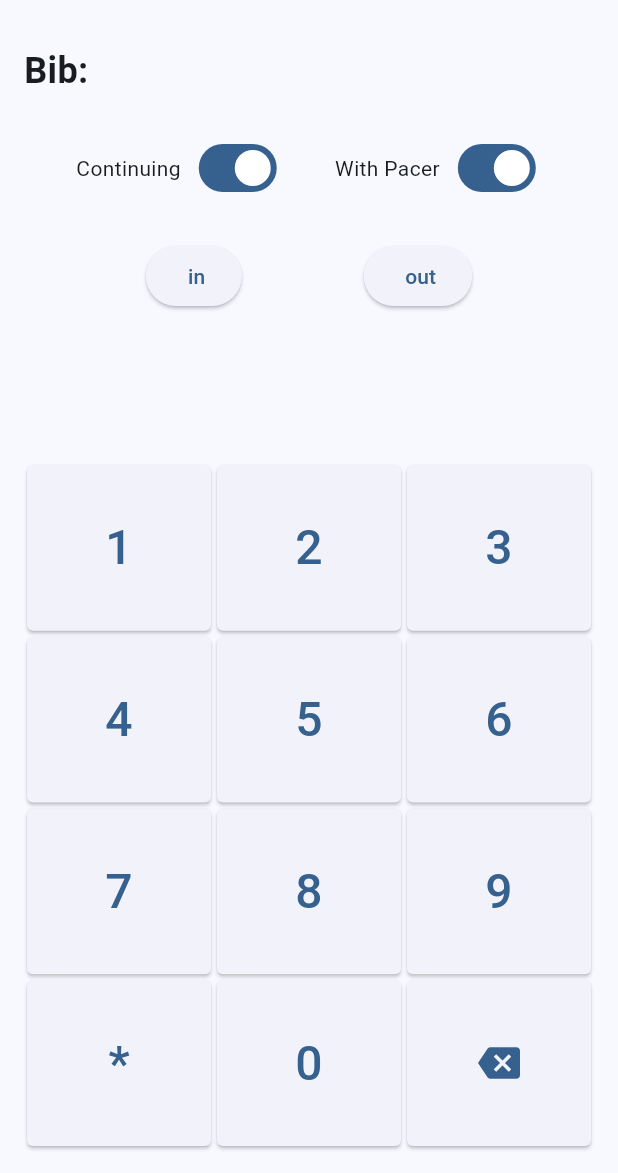
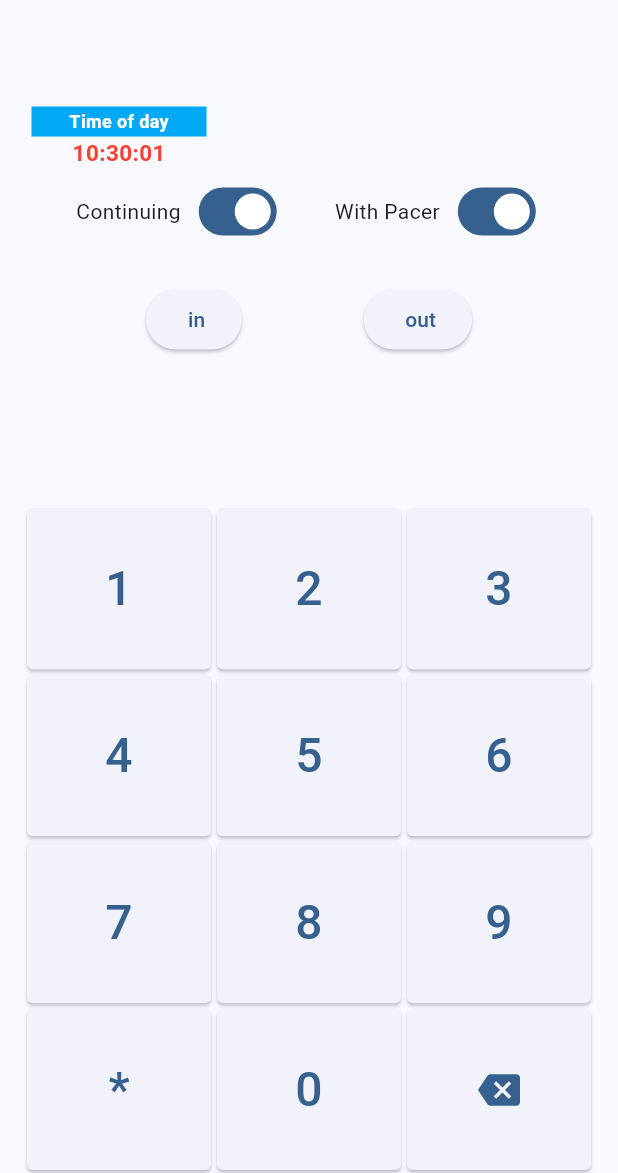
Before and after one commit to SplitTime/ost-remote-pro, a Flutter app: the LiveEntryScreen screen opened directly with empty values, on a phone screen of 412 x 824 dp, the part 63-1236 px from its top. Run offline on Flutter 3.47's test engine with Material 3 defaults, Android fonts, the phone set to English and light mode, and no system bars; our stand-ins replace shared_preferences; accounts and stored records are empty; network calls fail.

Commit message:
add ClockWidget to display current time and update dependencies

```diff
--- a/lib/pages/live_entry.dart
+++ b/lib/pages/live_entry.dart
@@ -1,5 +1,6 @@
 import 'dart:convert';
 import 'package:flutter/material.dart';
+import 'package:open_split_time_v2/widgets/live_entry_widgets/clock.dart';
 import 'package:open_split_time_v2/widgets/page_router.dart';
 import 'package:open_split_time_v2/widgets/live_entry_widgets/numpad.dart';
 import 'package:open_split_time_v2/widgets/live_entry_widgets/two_state_toggle.dart';
@@ -11,7 +12,6 @@ class LiveEntryScreen extends StatefulWidget {
   @override
   State<LiveEntryScreen> createState() => _LiveEntryScreenState();
 }
-
 
 class _LiveEntryScreenState extends State<LiveEntryScreen> {
   final NetworkManager _networkManager = NetworkManager();
@@ -39,7 +39,7 @@ class _LiveEntryScreenState extends State<LiveEntryScreen> {
   }
 
   void stationIn() {
-    if(_bibNumberToName[int.parse(bibNumber)] == null) {
+    if (_bibNumberToName[int.parse(bibNumber)] == null) {
       // ignore: avoid_print
       print('Bib number not found: $bibNumber');
       return;
@@ -66,7 +66,7 @@ class _LiveEntryScreenState extends State<LiveEntryScreen> {
   }
 
   void stationOut() {
-    if(_bibNumberToName[int.parse(bibNumber)] == null) {
+    if (_bibNumberToName[int.parse(bibNumber)] == null) {
       // ignore: avoid_print
       print('Bib number not found: $bibNumber');
       return;
@@ -89,7 +89,6 @@ class _LiveEntryScreenState extends State<LiveEntryScreen> {
       ]
     };
 
-
     print(jsonEncode(json));
   }
 
@@ -106,14 +105,15 @@ class _LiveEntryScreenState extends State<LiveEntryScreen> {
   }
 
   Future<void> _loadParticipants() async {
-    final args = ModalRoute.of(context)!.settings.arguments as Map<String, dynamic>;
+    final args =
+        ModalRoute.of(context)!.settings.arguments as Map<String, dynamic>;
     final eventName = args['event'] as String;
     final eventSlug = args['eventSlug'] as String;
     final aidStationFromArgs = args['aidStation'] as String;
 
-
     try {
-      final participants = await _networkManager.fetchParticipantNames(eventName: eventSlug);
+      final participants =
+          await _networkManager.fetchParticipantNames(eventName: eventSlug);
       if (mounted) {
         setState(() {
           _bibNumberToName = participants;
@@ -157,7 +157,8 @@ class _LiveEntryScreenState extends State<LiveEntryScreen> {
   @override
   Widget build(BuildContext context) {
     // Prefer the stored aid station (set during _loadParticipants), but fall back to args
-  final args = ModalRoute.of(context)!.settings.arguments as Map<String, dynamic>;
+    final args =
+        ModalRoute.of(context)!.settings.arguments as Map<String, dynamic>;
     final aidStation = _aidStation ?? args['aidStation'] as String;
 
     return Scaffold(
@@ -166,31 +167,60 @@ class _LiveEntryScreenState extends State<LiveEntryScreen> {
       ),
       endDrawer: const PageRouterDrawer(),
       body: Padding(
-        padding: const EdgeInsets.all(16.0),
+        padding: const EdgeInsets.symmetric(horizontal: 16.0),
         child: Column(
           children: [
             // --- Top: Bib number and name ---
             Row(
-              mainAxisAlignment: MainAxisAlignment.spaceBetween,
+              mainAxisAlignment: MainAxisAlignment.center,
+              children: [
+                Expanded(
+                    flex: 1,
+                    child: Column(
+                      mainAxisAlignment: MainAxisAlignment.center,
                       children: [
                         Text(
-                  'Bib: $bibNumber',
-                  style: const TextStyle(fontSize: 24, fontWeight: FontWeight.bold),
+                          bibNumber,
+                          style: const TextStyle(
+                              fontSize: 40, fontWeight: FontWeight.w900),
                         ),
-                if (_isLoading)
-                  const SizedBox(
+                        Padding(
+                            padding: const EdgeInsets.symmetric(horizontal: 5),
+                            child: Container(
+                              height: 20,
+                              color: Colors.lightBlue,
+                              child: const Center(
+                                child: Text(
+                                  'Time of day',
+                                  style: TextStyle(
+                                      color: Colors.white,
+                                      fontSize: 12,
+                                      fontWeight: FontWeight.w600),
+                                ),
+                              ),
+                            )),
+                        Center(child: ClockWidget()),
+                      ],
+                    )),
+                Expanded(
+                  flex: 2,
+                  child: Align(
+                    alignment: Alignment.center,
+                    child: _isLoading
+                        ? const SizedBox(
                             width: 20,
                             height: 20,
                             child: CircularProgressIndicator(strokeWidth: 2),
                           )
-                else
-                  Text(
+                        : Text(
                             athleteName,
                             style: const TextStyle(fontSize: 20),
                           ),
+                  ),
+                ),
               ],
             ),
-            const SizedBox(height: 24),
+            const SizedBox(height: 5),
 
             // --- Toggles ---
             Row(
@@ -236,8 +266,7 @@ class _LiveEntryScreenState extends State<LiveEntryScreen> {
             const SizedBox(height: 100),
             // Numpad
             Expanded(
-              child:
-                _isLoading
+                child: _isLoading
                     ? const Center(child: CircularProgressIndicator())
                     : NumPad(
                         onNumberPressed: (digit) {
@@ -249,13 +278,13 @@ class _LiveEntryScreenState extends State<LiveEntryScreen> {
                         onBackspace: () {
                           setState(() {
                             if (bibNumber.isNotEmpty) {
-                        bibNumber = bibNumber.substring(0, bibNumber.length - 1);
+                              bibNumber =
+                                  bibNumber.substring(0, bibNumber.length - 1);
                               _updateAthleteName();
                             }
                           });
                         },
-                )
-              )
+                      ))
           ],
         ),
       ),
--- /dev/null
+++ b/lib/widgets/live_entry_widgets/clock.dart
@@ -0,0 +1,26 @@
+// Source - https://stackoverflow.com/a
+// Posted by Mehmet Esen, modified by community. See post 'Timeline' for change history
+// Retrieved 2025-11-21, License - CC BY-SA 4.0
+
+import 'package:flutter/material.dart';
+import 'package:intl/intl.dart';
+
+class ClockWidget extends StatelessWidget {
+  const ClockWidget({super.key});
+
+  @override
+  Widget build(BuildContext context) {
+    return StreamBuilder(
+      stream: Stream.periodic(const Duration(seconds: 1)),
+      builder: (context, snapshot) {
+        return Text(DateFormat('HH:mm:ss').format(DateTime.now()),
+          style: const TextStyle(
+            fontSize: 15,
+            fontWeight: FontWeight.bold,
+            color: Colors.red
+          ),
+        );
+      },
+    );
+  }
+}
--- a/pubspec.yaml
+++ b/pubspec.yaml
@@ -40,6 +40,7 @@ dependencies:
   http: ^1.5.0
   shared_preferences: ^2.1.1
   flutter_dotenv: ^6.0.0
+  intl: ^0.19.0
 
 
 dev_dependencies:
```
Also changed, not shown: pubspec.lock. Lines whose indentation alone changed are shown as unchanged.
